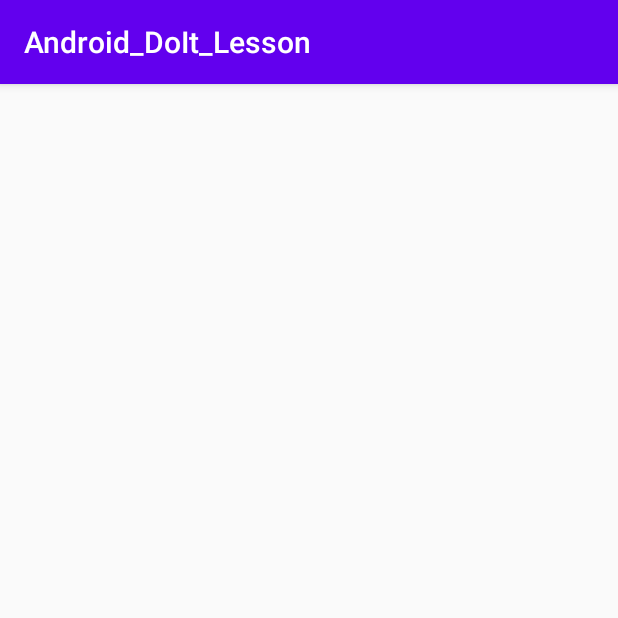
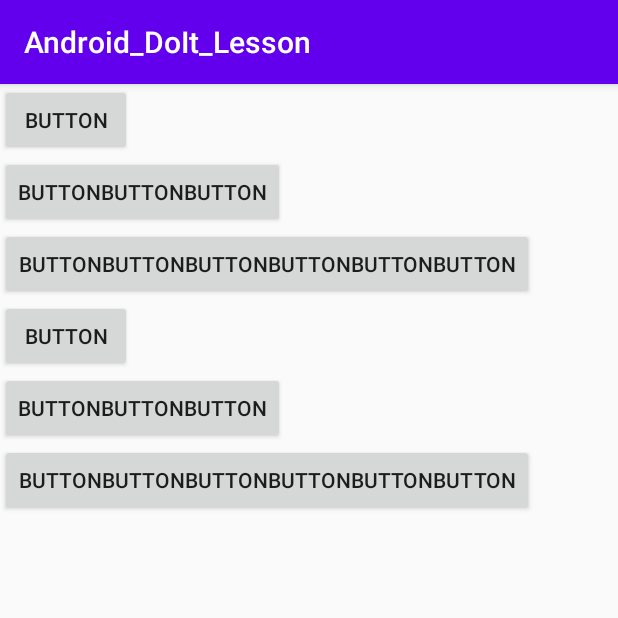
Before and after one commit to corn1200/Android_DoIt_Lesson, an Android app: the screen it shows after launch (MainActivity), on a phone screen of 412 x 824 dp, the top half of it. Run offline under Robolectric (Android 15) with nearby library versions, the phone set to English and light mode, and no system bars.

```diff
--- a/app/src/main/res/drawable/item_color.xml
+++ /dev/null
@@ -1,5 +0,0 @@
-<?xml version="1.0" encoding="utf-8"?>
-<selector xmlns:android="http://schemas.android.com/apk/res/android">
-    <item android:color="#51032d" android:state_checked="true" />
-    <item android:color="#CFD8DC" />
-</selector>
--- a/app/src/main/res/layout/activity_main.xml
+++ b/app/src/main/res/layout/activity_main.xml
@@ -3,4 +3,41 @@
     xmlns:app="http://schemas.android.com/apk/res-auto"
     android:layout_width="match_parent"
     android:layout_height="match_parent"
-    android:orientation="vertical" />
+    android:orientation="vertical" >
+
+    <Button
+        android:id="@+id/button"
+        android:layout_width="wrap_content"
+        android:layout_height="wrap_content"
+        android:text="Button" />
+
+    <Button
+        android:id="@+id/button2"
+        android:layout_width="wrap_content"
+        android:layout_height="wrap_content"
+        android:text="ButtonButtonButton" />
+
+    <Button
+        android:id="@+id/button3"
+        android:layout_width="wrap_content"
+        android:layout_height="wrap_content"
+        android:text="ButtonButtonButtonButtonButtonButton" />
+
+    <Button
+        android:id="@+id/button4"
+        android:layout_width="wrap_content"
+        android:layout_height="wrap_content"
+        android:text="Button" />
+
+    <Button
+        android:id="@+id/button5"
+        android:layout_width="wrap_content"
+        android:layout_height="wrap_content"
+        android:text="ButtonButtonButton" />
+
+    <Button
+        android:id="@+id/button6"
+        android:layout_width="wrap_content"
+        android:layout_height="wrap_content"
+        android:text="ButtonButtonButtonButtonButtonButton" />
+</LinearLayout>
```
Also changed, not shown: app/src/main/AndroidManifest.xml (+0 -10 lines), app/src/main/java/com/example/AndroidDoItLesson/MainActivity.java (+1 -29 lines), app/src/main/java/com/example/AndroidDoItLesson/SmsActivity.java (deleted, +0 -41 lines), app/src/main/java/com/example/AndroidDoItLesson/SmsReceiver.java (deleted, +0 -58 lines), app/src/main/res/drawable/home.xml (deleted, +0 -10 lines), app/src/main/res/drawable/menu_refresh.xml (deleted, +0 -10 lines), app/src/main/res/drawable/menu_search.xml (deleted, +0 -10 lines), app/src/main/res/drawable/menu_settings.xml (deleted, +0 -10 lines), app/src/main/res/layout/activity_sms.xml (deleted, +0 -30 lines).
